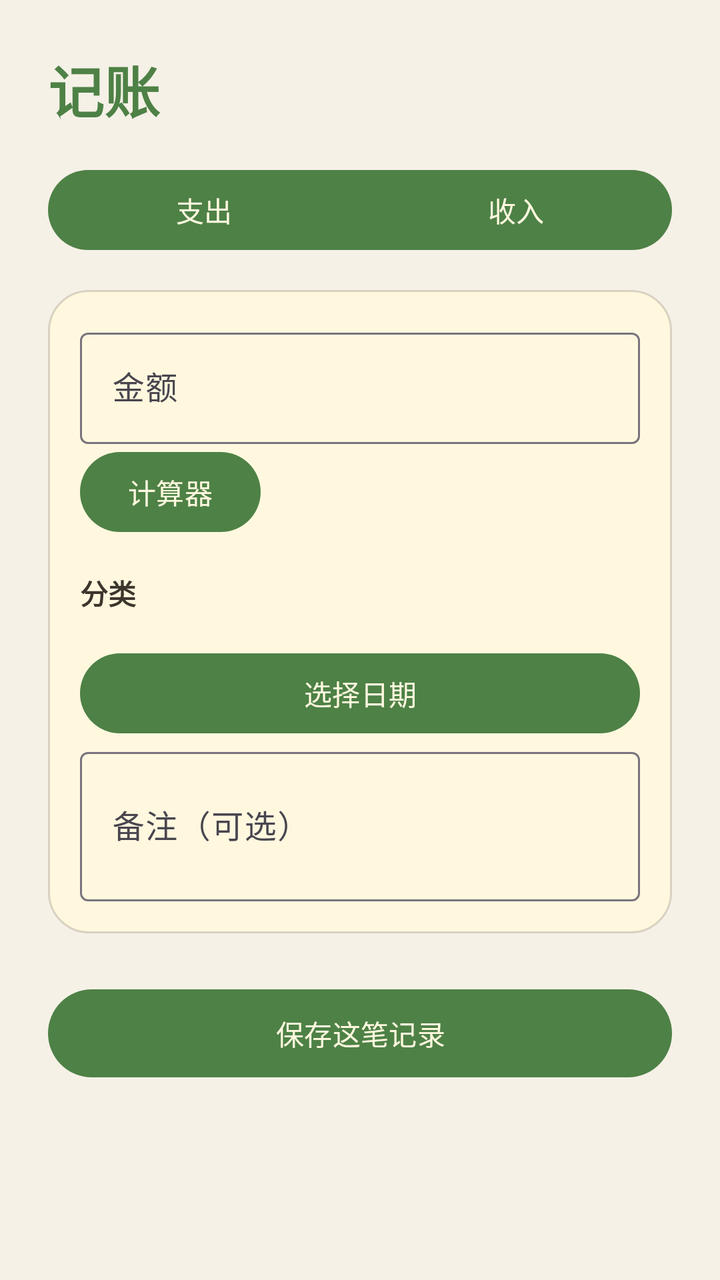
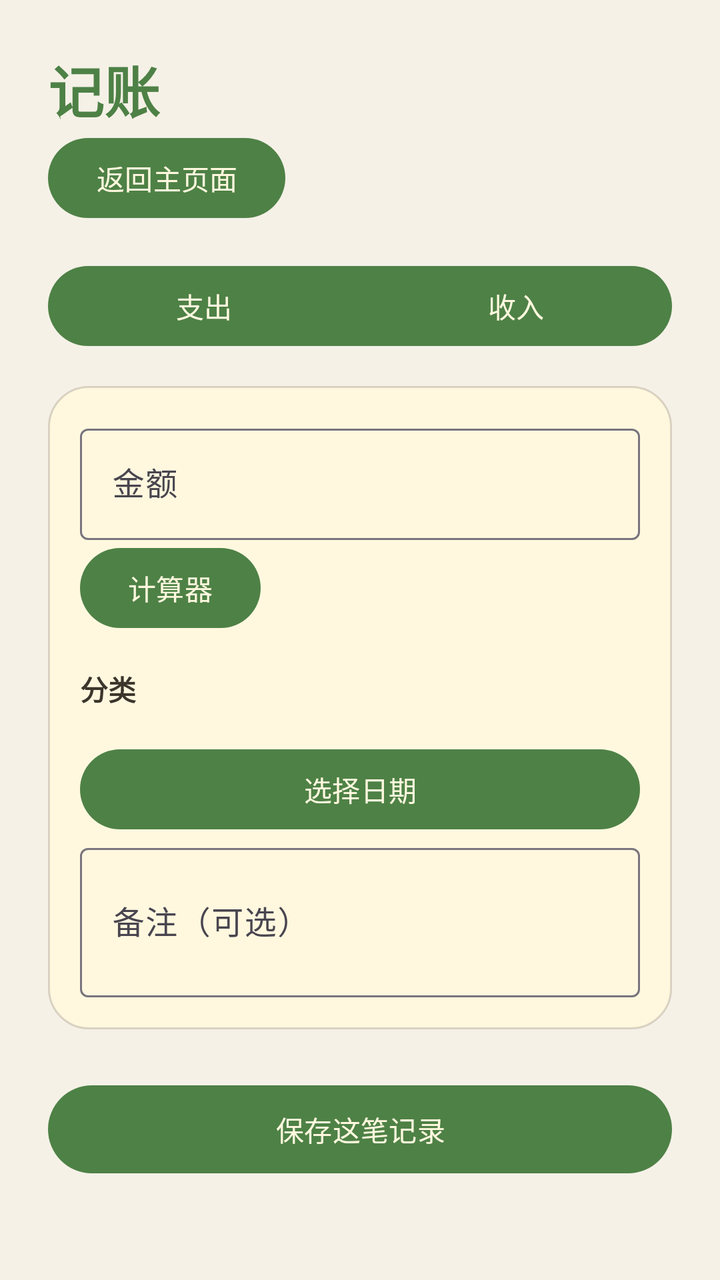

The first picture is an Android layout as it rendered before a commit; the second is the same layout after the commit. The layout source and the unified diff follow.
<!-- AndroidManifest.xml: application theme Theme.PkmAPP -->
<!-- res/layout/fragment_record.xml -->
<?xml version="1.0" encoding="utf-8"?>
<ScrollView xmlns:android="http://schemas.android.com/apk/res/android" xmlns:app="http://schemas.android.com/apk/res-auto" android:layout_width="match_parent" android:layout_height="match_parent" android:background="@color/cream_background" android:fillViewport="true">
 <LinearLayout android:layout_width="match_parent" android:layout_height="wrap_content" android:orientation="vertical" android:padding="@dimen/space_24">
  <TextView android:id="@+id/title_record" android:layout_width="wrap_content" android:layout_height="wrap_content" android:text="记账" android:textColor="@color/forest_green" android:textSize="28sp" android:textStyle="bold"/>
  <com.google.android.material.button.MaterialButtonToggleGroup android:layout_width="match_parent" android:layout_height="wrap_content" android:layout_marginTop="@dimen/space_16" app:singleSelection="true" app:selectionRequired="true">
   <com.google.android.material.button.MaterialButton android:id="@+id/record_type_expense" android:layout_width="0dp" android:layout_height="48dp" android:layout_weight="1" android:text="支出"/>
   <com.google.android.material.button.MaterialButton android:id="@+id/record_type_income" android:layout_width="0dp" android:layout_height="48dp" android:layout_weight="1" android:text="收入"/>
  </com.google.android.material.button.MaterialButtonToggleGroup>
  <LinearLayout style="@style/Widget.PkmAPP.PaperCard" android:layout_width="match_parent" android:layout_height="wrap_content" android:layout_marginTop="@dimen/space_16" android:orientation="vertical" android:padding="@dimen/space_16">
   <com.google.android.material.textfield.TextInputLayout android:id="@+id/record_amount_layout" android:layout_width="match_parent" android:layout_height="wrap_content" android:hint="金额" app:prefixText="¥"><com.google.android.material.textfield.TextInputEditText android:id="@+id/record_amount_input" android:layout_width="match_parent" android:layout_height="wrap_content" android:inputType="numberDecimal"/></com.google.android.material.textfield.TextInputLayout>
   <com.google.android.material.button.MaterialButton android:id="@+id/record_calculator_button" android:layout_width="wrap_content" android:layout_height="48dp" android:text="计算器"/>
   <TextView android:layout_width="wrap_content" android:layout_height="wrap_content" android:layout_marginTop="@dimen/space_16" android:text="分类" android:textColor="@color/ink" android:textStyle="bold"/>
   <com.google.android.material.chip.ChipGroup android:id="@+id/record_category_group" android:layout_width="match_parent" android:layout_height="wrap_content" app:singleSelection="true" app:chipSpacingHorizontal="@dimen/space_8" app:chipSpacingVertical="@dimen/space_8"/>
   <com.google.android.material.button.MaterialButton android:id="@+id/record_date_button" android:layout_width="match_parent" android:layout_height="48dp" android:layout_marginTop="@dimen/space_16" android:text="选择日期"/>
   <com.google.android.material.textfield.TextInputLayout android:layout_width="match_parent" android:layout_height="wrap_content" android:hint="备注（可选）"><com.google.android.material.textfield.TextInputEditText android:id="@+id/record_note_input" android:layout_width="match_parent" android:layout_height="wrap_content" android:minLines="2"/></com.google.android.material.textfield.TextInputLayout>
  </LinearLayout>
  <com.google.android.material.button.MaterialButton android:id="@+id/record_save_button" android:layout_width="match_parent" android:layout_height="52dp" android:layout_marginTop="@dimen/space_24" android:text="保存这笔记录"/>
 </LinearLayout>
</ScrollView>
<!-- resources referenced by this layout -->
<resources>
  <color name="cream_background">#F5F1E7</color>
  <color name="forest_green">#4E8146</color>
  <color name="ink">#3B352C</color>
  <dimen name="space_16">16dp</dimen>
  <dimen name="space_24">24dp</dimen>
  <dimen name="space_8">8dp</dimen>
  <style name="Widget.PkmAPP.PaperCard">
          <item name="android:background">@drawable/bg_paper_card</item>
      </style>
  <style name="Theme.PkmAPP" parent="Theme.Material3.DayNight.NoActionBar">
          <item name="android:windowBackground">@color/cream_background</item>
          <item name="android:statusBarColor">@color/cream_background</item>
          <item name="android:navigationBarColor">@color/cream_background</item>
          <item name="android:windowLightStatusBar">true</item>
          <item name="android:windowLightNavigationBar">true</item>
          <item name="colorPrimary">@color/forest_green</item>
          <item name="colorOnPrimary">@color/paper_card</item>
          <item name="colorSecondary">@color/warm_orange</item>
          <item name="colorOnSecondary">@color/ink</item>
          <item name="colorSurface">@color/paper_card</item>
          <item name="colorOnSurface">@color/ink</item>
      </style>
  <!-- drawable bg_paper_card (drawable) -->
  <?xml version="1.0" encoding="utf-8"?>
  <shape xmlns:android="http://schemas.android.com/apk/res/android" android:shape="rectangle">
      <solid android:color="@color/paper_card" />
      <corners android:radius="@dimen/radius_card" />
      <stroke android:width="1dp" android:color="#335C4938" />
  </shape>
  <color name="paper_card">#FFF8DF</color>
  <color name="warm_orange">#D48A4A</color>
  <dimen name="radius_card">20dp</dimen>
</resources>

<!-- the commit's change to res/layout/fragment_record.xml (unified diff, before → after) -->
@@ -2,6 +2,7 @@
 <ScrollView xmlns:android="http://schemas.android.com/apk/res/android" xmlns:app="http://schemas.android.com/apk/res-auto" android:layout_width="match_parent" android:layout_height="match_parent" android:background="@color/cream_background" android:fillViewport="true">
  <LinearLayout android:layout_width="match_parent" android:layout_height="wrap_content" android:orientation="vertical" android:padding="@dimen/space_24">
   <TextView android:id="@+id/title_record" android:layout_width="wrap_content" android:layout_height="wrap_content" android:text="记账" android:textColor="@color/forest_green" android:textSize="28sp" android:textStyle="bold"/>
+  <com.google.android.material.button.MaterialButton android:id="@+id/page_back_button" android:layout_width="wrap_content" android:layout_height="48dp" android:text="返回主页面"/>
   <com.google.android.material.button.MaterialButtonToggleGroup android:layout_width="match_parent" android:layout_height="wrap_content" android:layout_marginTop="@dimen/space_16" app:singleSelection="true" app:selectionRequired="true">
    <com.google.android.material.button.MaterialButton android:id="@+id/record_type_expense" android:layout_width="0dp" android:layout_height="48dp" android:layout_weight="1" android:text="支出"/>
    <com.google.android.material.button.MaterialButton android:id="@+id/record_type_income" android:layout_width="0dp" android:layout_height="48dp" android:layout_weight="1" android:text="收入"/>
